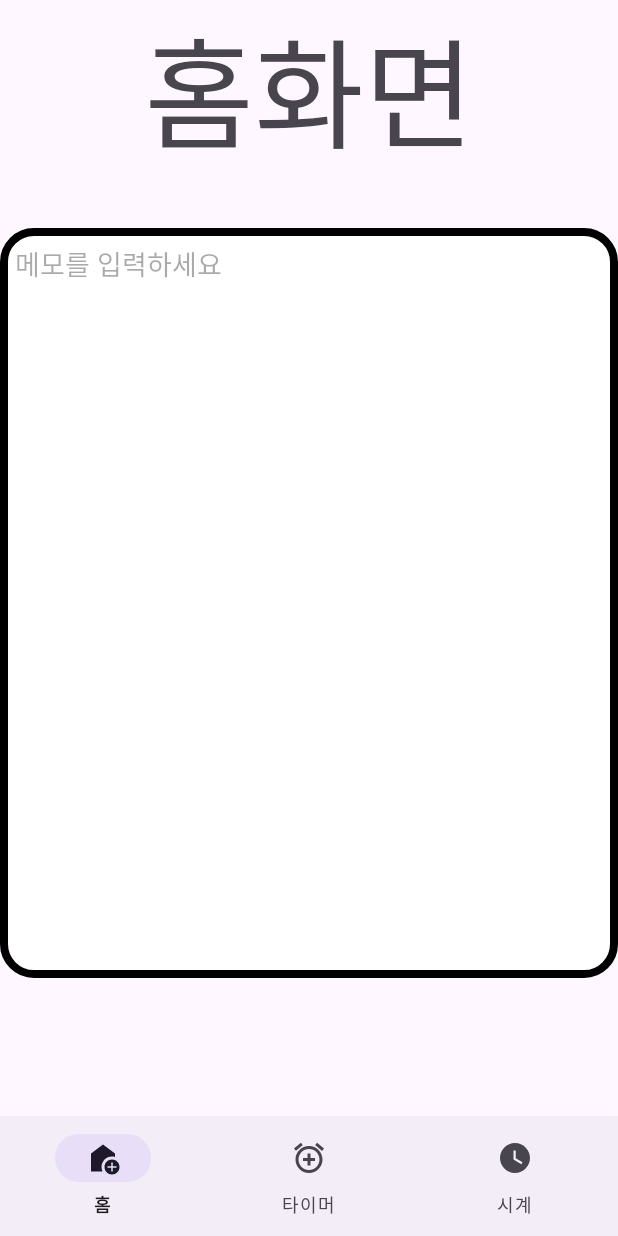
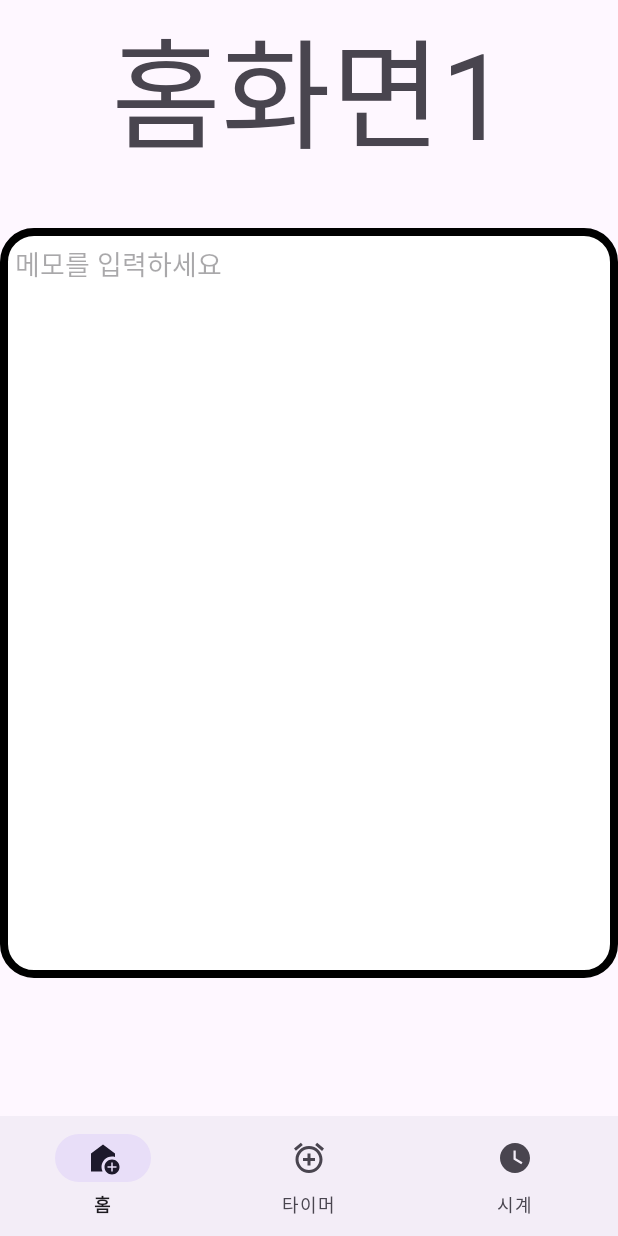
Before and after one commit to wookjae12/stopwatch, an Android app: the screen it shows after launch (MainActivity), on a phone screen of 412 x 824 dp. Run offline under Robolectric (Android 15) with nearby library versions, the phone set to English and light mode, and no system bars; our stand-ins replace navigation-ui.

Commit message:
일단완성본

```diff
--- a/app/src/main/res/layout/fragment_home.xml
+++ b/app/src/main/res/layout/fragment_home.xml
@@ -13,7 +13,7 @@
         android:id="@+id/title"
         android:layout_width="match_parent"
         android:layout_height="120sp"
-        android:text="홈화면"
+        android:text="홈화면1"
         android:gravity="center"
         android:textSize="80sp"
         app:layout_constraintTop_toTopOf="parent"
```
